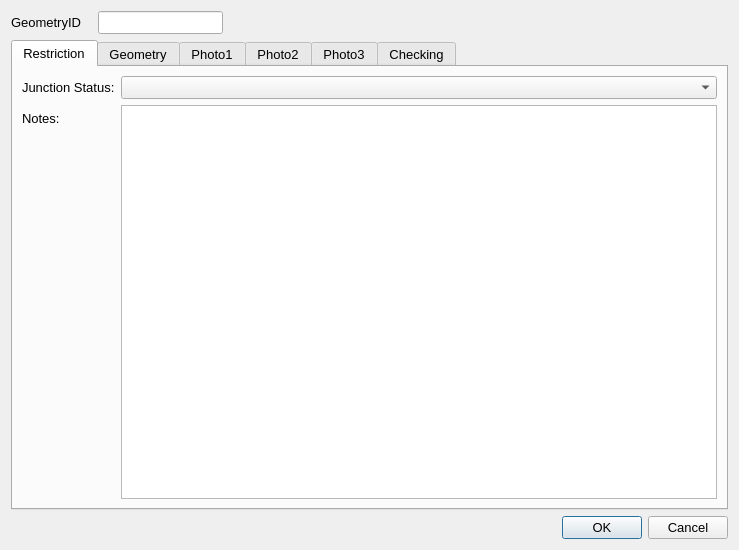
Old version of the form ui/HaveringJunctions.ui in the repository tlh22/restrictionsWithGNSS.
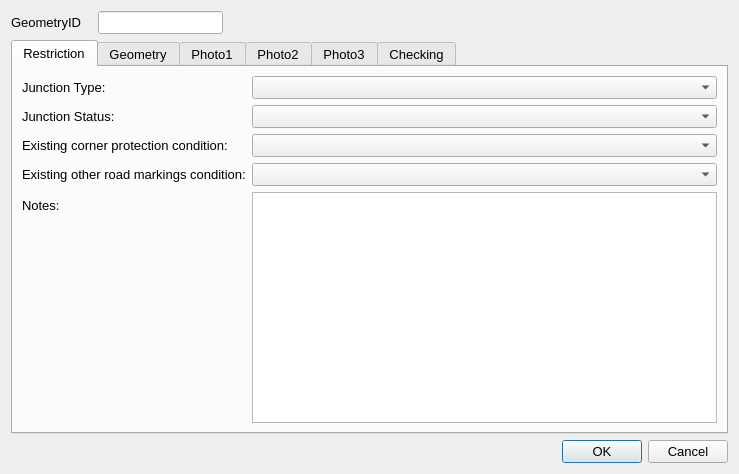
New version of the form. Icons and pictures are not drawn.

Commit message: Junction types and road marking condition

Patch:
```diff
--- a/ui/HaveringJunctions.ui
+++ b/ui/HaveringJunctions.ui
@@ -7,7 +7,7 @@
     <x>0</x>
     <y>0</y>
     <width>739</width>
-    <height>550</height>
+    <height>474</height>
    </rect>
   </property>
   <property name="sizePolicy">
@@ -125,14 +125,14 @@
        <property name="fieldGrowthPolicy">
         <enum>QFormLayout::AllNonFixedFieldsGrow</enum>
        </property>
-       <item row="0" column="0">
+       <item row="1" column="0">
         <widget class="QLabel" name="Type1_4">
          <property name="text">
           <string>Junction Status:</string>
          </property>
         </widget>
        </item>
-       <item row="0" column="1">
+       <item row="1" column="1">
         <widget class="QComboBox" name="JunctionProtectionCategoryTypeID">
          <property name="maxVisibleItems">
           <number>5</number>
@@ -142,6 +142,36 @@
          </property>
         </widget>
        </item>
+       <item row="0" column="0">
+        <widget class="QLabel" name="label_6">
+         <property name="text">
+          <string>Junction Type:</string>
+         </property>
+        </widget>
+       </item>
+       <item row="0" column="1">
+        <widget class="QComboBox" name="JunctionTypeID"/>
+       </item>
+       <item row="2" column="0">
+        <widget class="QLabel" name="label_7">
+         <property name="text">
+          <string>Existing corner protection condition:</string>
+         </property>
+        </widget>
+       </item>
+       <item row="2" column="1">
+        <widget class="QComboBox" name="ExistingCornerProtectionRoadMarkingsConditionTypeID"/>
+       </item>
+       <item row="3" column="0">
+        <widget class="QLabel" name="label_10">
+         <property name="text">
+          <string>Existing other road markings condition:</string>
+         </property>
+        </widget>
+       </item>
+       <item row="3" column="1">
+        <widget class="QComboBox" name="ExistingOtherRestrictionRoadMarkingsConditionTypeID"/>
+       </item>
        <item row="4" column="0">
         <widget class="QLabel" name="lbl_Notes">
          <property name="text">
```
The commit also changes 5 other files.
